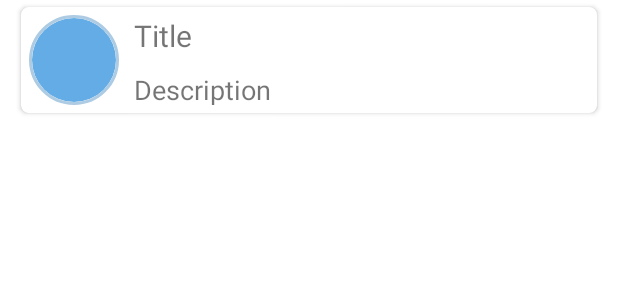
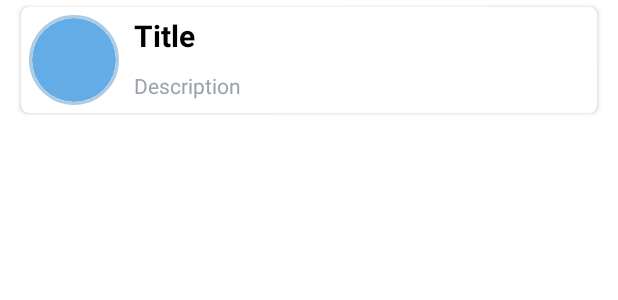
Before and after one commit to m0nadicph0/Places, an Android app: the layout item_place.xml on its own in the app's theme, with its tools: preview values and no code run, on a phone screen of 412 x 824 dp. Shown: the top 300 px of the screen. Run offline under Robolectric (Android 15) with nearby library versions, the phone set to English and light mode, and no system bars.

Commit message:
style changes

```diff
--- a/app/src/main/res/layout/item_place.xml
+++ b/app/src/main/res/layout/item_place.xml
@@ -42,6 +42,8 @@
                     android:layout_height="wrap_content"
                     android:layout_marginStart="10dp"
                     android:textSize="20sp"
+                    android:textColor="@color/black"
+                    android:textStyle="bold"
                     tools:text="Title"
                     />
 
@@ -51,7 +53,8 @@
                     android:layout_height="wrap_content"
                     android:layout_marginTop="10dp"
                     android:layout_marginStart="10dp"
-                    android:textSize="18sp"
+                    android:textColor="@color/secondary_text_color"
+                    android:textSize="14sp"
                     tools:text="Description"/>
 
 
```
